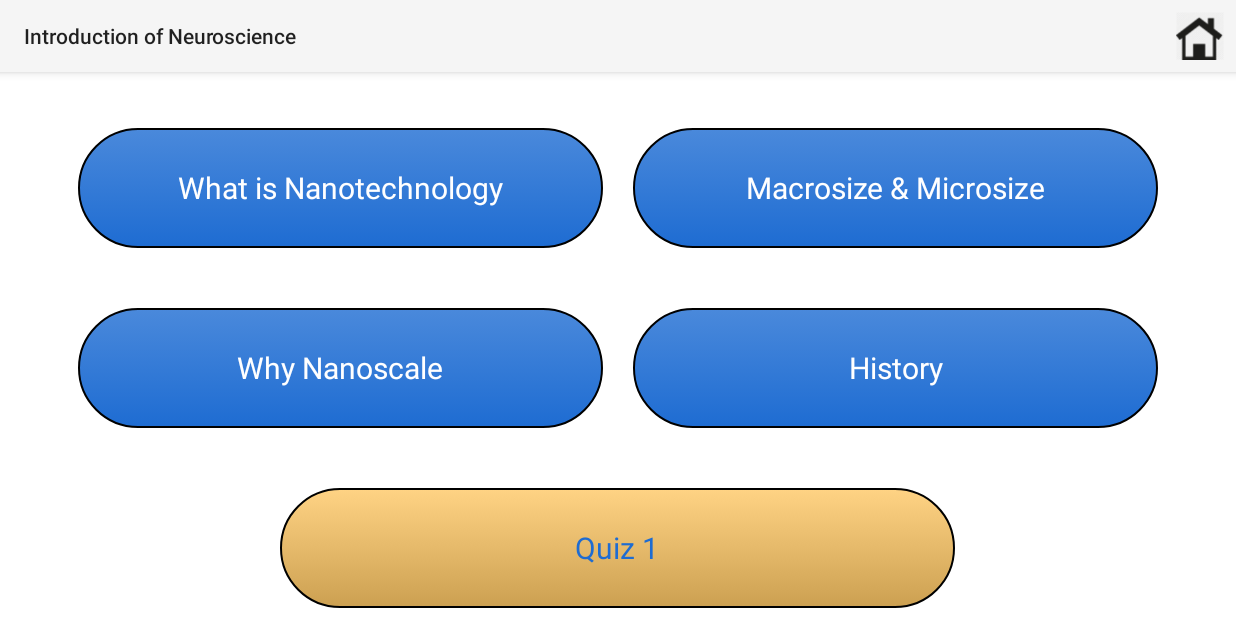
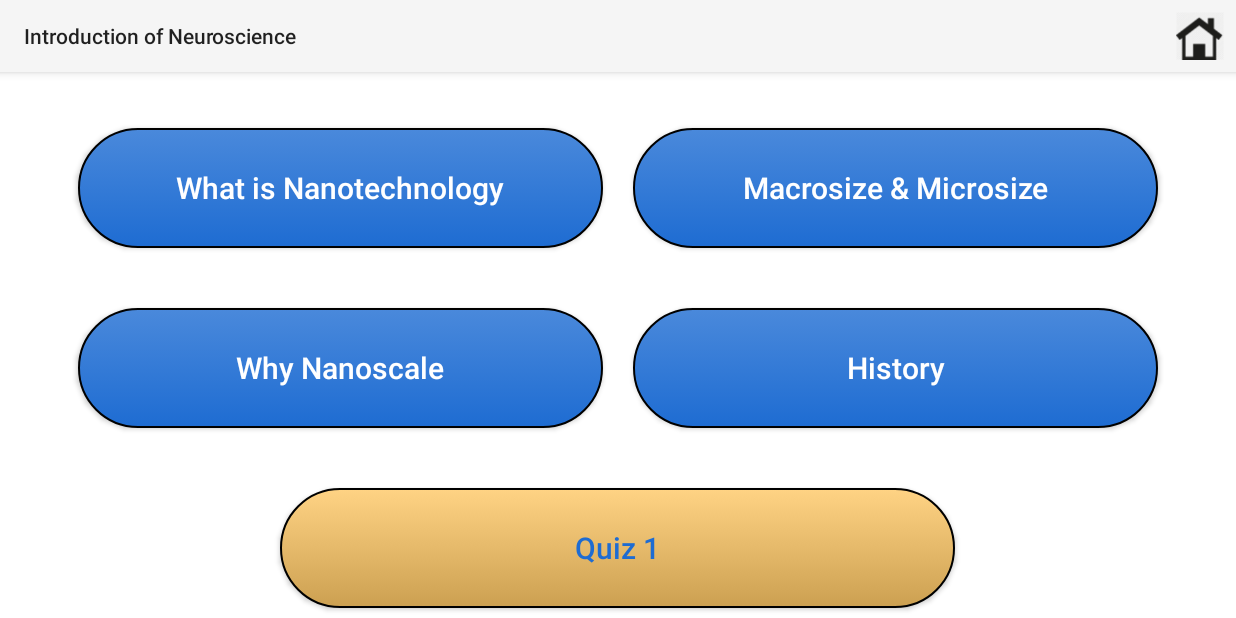
Before and after one commit to Daomaster/NSF_NUE_Project, an Android app: the Intro_activ screen opened directly, with no data from a screen before it, on a phone screen of 824 x 412 dp (held sideways). Run offline under Robolectric (Android 15) with nearby library versions, the phone set to English and light mode, and no system bars.

Commit message:
activity fix

```diff
--- a/app/src/main/res/layout/activity_intro_activ.xml
+++ b/app/src/main/res/layout/activity_intro_activ.xml
@@ -1,7 +1,6 @@
 <?xml version="1.0" encoding="utf-8"?>
 <RelativeLayout xmlns:android="http://schemas.android.com/apk/res/android"
     android:layout_width="match_parent" android:layout_height="match_parent"
-    android:theme="@android:style/Theme.Holo.Light"
     android:background="#ffffff">
 
     <Button
```
